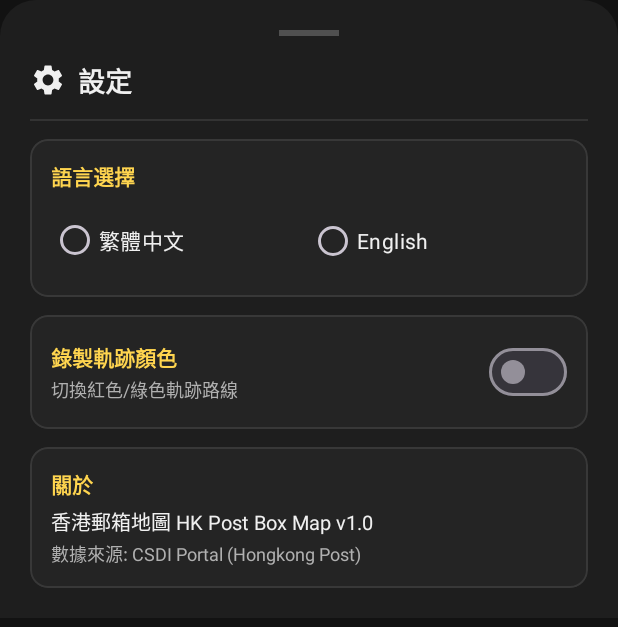
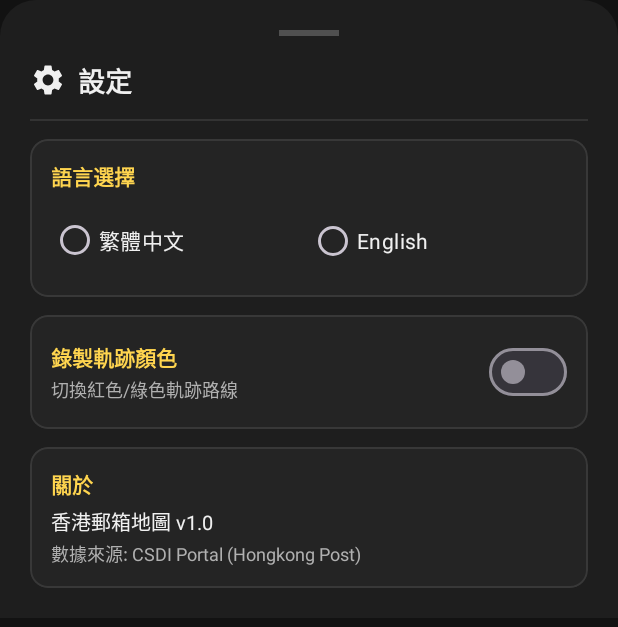
Before and after one commit to kongjjj2k3/HK-Post-Box-Map, an Android app: the layout bottom_sheet_settings.xml on its own in the app's theme, with its tools: preview values and no code run, on a phone screen of 412 x 824 dp. Shown: the top 627 px of the screen. Run offline under Robolectric (Android 15) with nearby library versions, the phone set to English and light mode, and no system bars.

Commit message:
Remove toggle track color from overflow menu, auto update app version in Settings

```diff
--- a/app/src/main/res/layout/bottom_sheet_settings.xml
+++ b/app/src/main/res/layout/bottom_sheet_settings.xml
@@ -175,14 +175,16 @@
                 android:textStyle="bold" />
 
             <TextView
+                android:id="@+id/tv_app_version"
                 android:layout_width="wrap_content"
                 android:layout_height="wrap_content"
                 android:layout_marginTop="4dp"
-                android:text="香港郵箱地圖 HK Post Box Map v1.0"
                 android:textColor="#F0F0F0"
-                android:textSize="13sp" />
+                android:textSize="13sp"
+                tools:text="香港郵箱地圖 v1.0" />
 
             <TextView
+                android:id="@+id/tv_data_source"
                 android:layout_width="wrap_content"
                 android:layout_height="wrap_content"
                 android:layout_marginTop="2dp"
```
Also changed, not shown: app/src/main/java/com/kongjjj/hkpostboxchecker/ui/SettingsBottomSheet.kt (+17 -0 lines).
